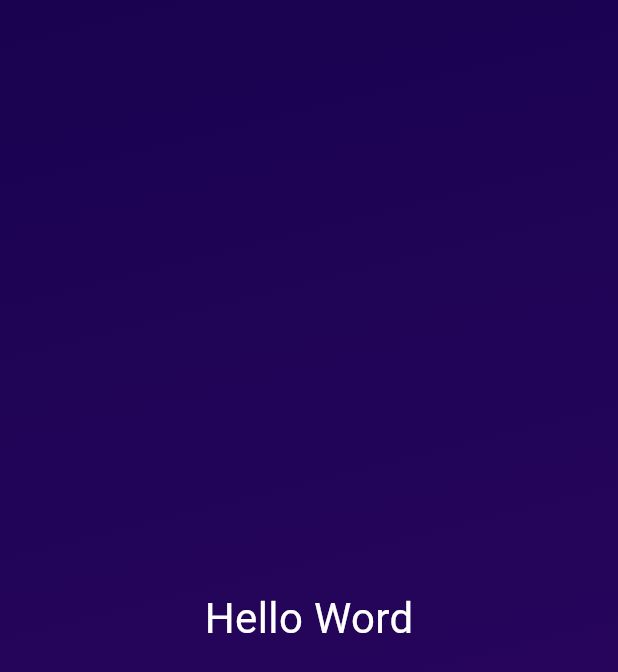
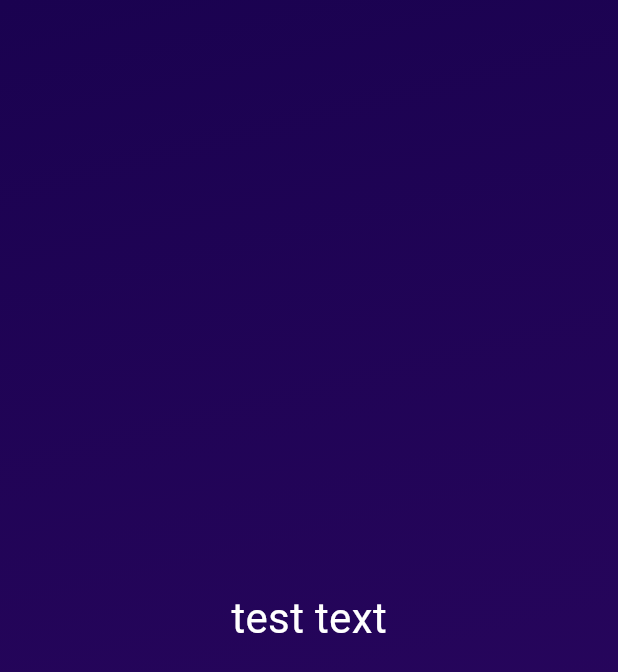
Before and after one commit to anowakowski/FlutterProjectsTests, a Flutter app: the screen it shows after launch, on a phone screen of 412 x 824 dp. Shown: the top 672 px of the screen. Run offline on Flutter 3.47's test engine with Material 3 defaults, Android fonts, the phone set to English and light mode, and no system bars.

Commit message:
add more logic to widgets

```diff
--- a/flutter_dart_basics_roll_dice_app/lib/gradient_container.dart
+++ b/flutter_dart_basics_roll_dice_app/lib/gradient_container.dart
@@ -1,5 +1,8 @@
 import 'package:flutter/material.dart';
 import 'package:flutter_dart_basics1/styled_text.dart';
+
+const startAlingment = Alignment.topLeft;
+const endAlingment = Alignment.bottomCenter;
 
 class GradientContainer extends StatelessWidget {
   const GradientContainer({super.key});
@@ -10,12 +13,12 @@ class GradientContainer extends StatelessWidget {
       decoration: const BoxDecoration(
         gradient: LinearGradient(
             colors: [Color.fromARGB(255, 26, 2, 80), Color.fromARGB(255, 45, 7, 98)],
-            begin: Alignment.topLeft,
-            end: Alignment.bottomCenter
+            begin: startAlingment,
+            end: endAlingment
         )
       ),
       child: const Center(
-        child: StyledText()
+        child: StyledText('test text')
       ),
     );
   }
--- a/flutter_dart_basics_roll_dice_app/lib/styled_text.dart
+++ b/flutter_dart_basics_roll_dice_app/lib/styled_text.dart
@@ -1,16 +1,18 @@
 import 'package:flutter/material.dart';
 
 class StyledText extends StatelessWidget {
-  const StyledText({super.key});
+  const StyledText(this.text, {super.key});
+
+  final String text;
 
   @override
   Widget build(BuildContext context) {
-    return const Text('Hello Word',
-                    style: TextStyle(
-                      color: Colors.white,
-                      fontSize: 28
-                  ),
-        );
+    return Text(
+      text,
+      style: const TextStyle(
+        color: Colors.white,
+        fontSize: 28
+      ),
+    );
   }
-
 }
```
